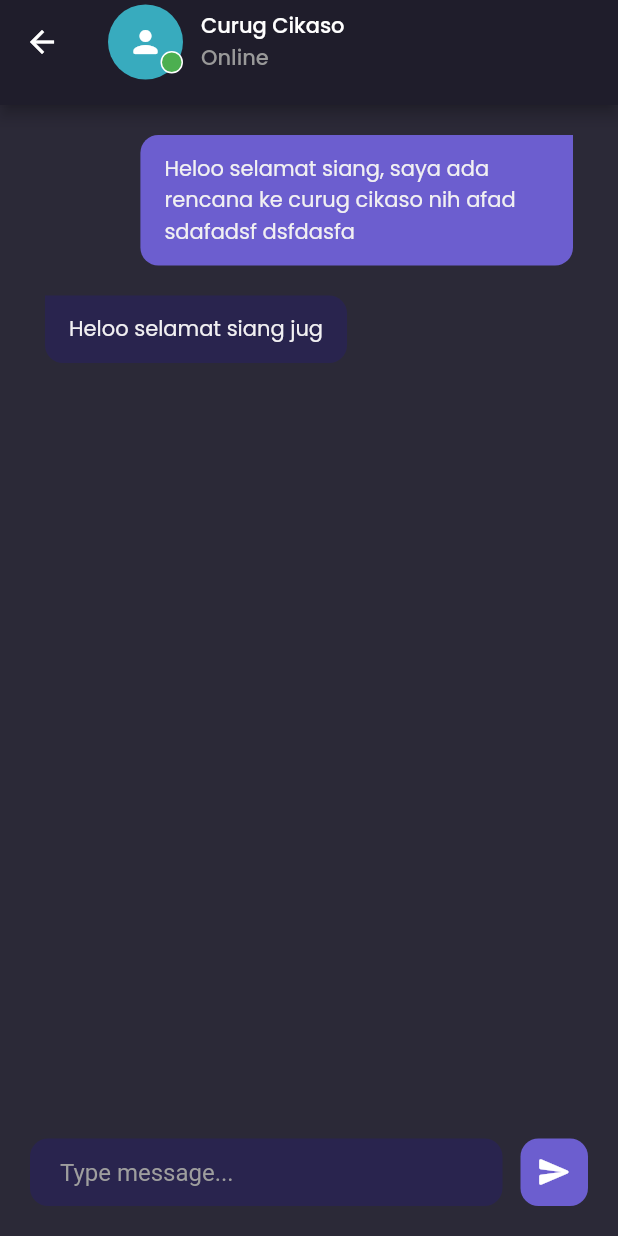
After one commit to irfanrev/sukahealing, a Flutter app: the DetailChatPage screen opened by its route, on a phone screen of 412 x 824 dp. The commit adds this screen. Run offline on Flutter 3.47's test engine with Material 2 defaults, Android fonts, the light colour scheme and no system bars; our stand-ins replace get, google_fonts, lottie.

Commit message:
detail chat dan card bubble

```diff
--- a/lib/main.dart
+++ b/lib/main.dart
@@ -2,6 +2,7 @@ import 'package:flutter/material.dart';
 import 'package:google_fonts/google_fonts.dart';
 import 'package:suka_healing/pages/auth/login_page.dart';
 import 'package:suka_healing/pages/auth/register_page.dart';
+import 'package:suka_healing/pages/chats/detail_chat_page.dart';
 import 'package:suka_healing/pages/chats/main_chat.dart';
 import 'package:suka_healing/pages/home/main_page.dart';
 import 'package:suka_healing/pages/splash_page.dart';
@@ -23,6 +24,7 @@ class MyApp extends StatelessWidget {
         '/register': (context) => const RegisterPage(),
         '/main': (context) => const MainPages(),
         '/chat-room': (context) => const MainChat(),
+        '/chat-detail': (context) => const DetailChatPage(),
       },
     );
   }
--- /dev/null
+++ b/lib/pages/chats/detail_chat_page.dart
@@ -0,0 +1,150 @@
+import 'package:flutter/material.dart';
+import 'package:suka_healing/theme.dart';
+import 'package:google_fonts/google_fonts.dart';
+import 'package:suka_healing/widgets/chat_bubble.dart';
+
+class DetailChatPage extends StatelessWidget {
+  const DetailChatPage({Key? key}) : super(key: key);
+
+  @override
+  Widget build(BuildContext context) {
+    header() {
+      return PreferredSize(
+          preferredSize: Size.fromHeight(70),
+          child: AppBar(
+            backgroundColor: bgColor,
+            title: Row(
+              children: [
+                SizedBox(
+                  width: 50,
+                  height: 50,
+                  child: Stack(
+                    children: [
+                      Container(
+                        width: 50,
+                        height: 50,
+                        decoration: BoxDecoration(
+                          shape: BoxShape.circle,
+                          color: primaryColor,
+                        ),
+                        child: const Icon(
+                          Icons.person_rounded,
+                          color: Colors.white,
+                        ),
+                      ),
+                      Positioned(
+                        bottom: 4,
+                        right: 0,
+                        child: Container(
+                          width: 15,
+                          height: 15,
+                          decoration: BoxDecoration(
+                            shape: BoxShape.circle,
+                            color: Colors.green,
+                            border: Border.all(
+                              color: Colors.white,
+                            ),
+                          ),
+                        ),
+                      ),
+                    ],
+                  ),
+                ),
+                const SizedBox(
+                  width: 12,
+                ),
+                Column(
+                  crossAxisAlignment: CrossAxisAlignment.start,
+                  children: [
+                    Text(
+                      'Curug Cikaso',
+                      style: GoogleFonts.poppins(
+                        fontSize: 14,
+                      ),
+                    ),
+                    Text(
+                      'Online',
+                      style: GoogleFonts.poppins(
+                        fontSize: 14,
+                        color: secondaryText,
+                      ),
+                    ),
+                  ],
+                ),
+              ],
+            ),
+          ));
+    }
+
+    Widget chatInput() {
+      return Container(
+        margin: const EdgeInsets.all(20),
+        child: Row(
+          children: [
+            Expanded(
+              child: Container(
+                height: 45,
+                padding: const EdgeInsets.symmetric(horizontal: 20),
+                decoration: BoxDecoration(
+                  borderRadius: BorderRadius.circular(12),
+                  color: bgColor3,
+                ),
+                child: Center(
+                  child: TextFormField(
+                    style: const TextStyle(
+                      color: Colors.white,
+                    ),
+                    decoration: const InputDecoration.collapsed(
+                      hintText: 'Type message...',
+                      fillColor: Colors.white,
+                      hintStyle: TextStyle(color: Colors.grey),
+                    ),
+                  ),
+                ),
+              ),
+            ),
+            const SizedBox(
+              width: 12,
+            ),
+            Container(
+              width: 45,
+              height: 45,
+              decoration: BoxDecoration(
+                borderRadius: BorderRadius.circular(12),
+                color: secondaryColor,
+              ),
+              child: const Icon(
+                Icons.send_rounded,
+                color: Colors.white,
+              ),
+            ),
+          ],
+        ),
+      );
+    }
+
+    Widget content() {
+      return ListView(
+        padding: const EdgeInsets.symmetric(horizontal: 30),
+        children: const [
+          ChatBubble(
+            text:
+                'Heloo selamat siang, saya ada rencana ke curug cikaso nih afad sdafadsf dsfdasfa',
+            isSender: true,
+          ),
+          ChatBubble(
+            text: 'Heloo selamat siang jug',
+            isSender: false,
+          ),
+        ],
+      );
+    }
+
+    return Scaffold(
+      backgroundColor: bgColor2,
+      appBar: header(),
+      body: content(),
+      bottomNavigationBar: chatInput(),
+    );
+  }
+}
--- a/lib/pages/home/home_page.dart
+++ b/lib/pages/home/home_page.dart
@@ -36,7 +36,9 @@ class HomePage extends StatelessWidget {
                 ],
               ),
             ),
-            Container(
+            GestureDetector(
+              onTap: () {},
+              child: Container(
                 width: 50,
                 height: 50,
                 decoration: BoxDecoration(
@@ -47,6 +49,7 @@ class HomePage extends StatelessWidget {
                   Icons.person,
                   size: 22,
                   color: Colors.white,
+                ),
               ),
             ),
           ],
--- a/lib/theme.dart
+++ b/lib/theme.dart
@@ -3,6 +3,7 @@ import 'package:google_fonts/google_fonts.dart';
 
 Color bgColor = const Color(0xff1F1D2B);
 Color bgColor2 = const Color(0xff2B2937);
+Color bgColor3 = Color.fromARGB(255, 41, 36, 78);
 Color alert = const Color(0xffED6363);
 
 Color primaryColor = const Color(0xff38ABBE);
--- /dev/null
+++ b/lib/widgets/chat_bubble.dart
@@ -0,0 +1,46 @@
+import 'package:flutter/material.dart';
+import 'package:suka_healing/theme.dart';
+import 'package:google_fonts/google_fonts.dart';
+
+class ChatBubble extends StatelessWidget {
+  final String text;
+  final bool isSender;
+
+  const ChatBubble({this.text = '', this.isSender = false});
+
+  @override
+  Widget build(BuildContext context) {
+    return Container(
+      width: double.infinity,
+      margin: const EdgeInsets.only(top: 20),
+      child: Row(
+        mainAxisAlignment:
+            isSender ? MainAxisAlignment.end : MainAxisAlignment.start,
+        children: [
+          Flexible(
+            child: Container(
+              constraints: BoxConstraints(
+                  maxWidth: MediaQuery.of(context).size.width * 0.7),
+              padding: const EdgeInsets.symmetric(horizontal: 16, vertical: 12),
+              decoration: BoxDecoration(
+                borderRadius: BorderRadius.only(
+                  topLeft: Radius.circular(isSender ? 12 : 0),
+                  bottomLeft: Radius.circular(12),
+                  bottomRight: Radius.circular(12),
+                  topRight: Radius.circular(isSender ? 0 : 12),
+                ),
+                color: isSender ? secondaryColor : bgColor3,
+              ),
+              child: Text(
+                text,
+                style: GoogleFonts.poppins(
+                  color: primaryText,
+                ),
+              ),
+            ),
+          )
+        ],
+      ),
+    );
+  }
+}
--- a/lib/widgets/chat_title.dart
+++ b/lib/widgets/chat_title.dart
@@ -7,7 +7,9 @@ class ChatTitle extends StatelessWidget {
 
   @override
   Widget build(BuildContext context) {
-    return Container(
+    return GestureDetector(
+      onTap: () => Navigator.pushNamed(context, '/chat-detail'),
+      child: Container(
         margin: const EdgeInsets.only(top: 25),
         child: Column(
           children: [
@@ -33,7 +35,7 @@ class ChatTitle extends StatelessWidget {
                     crossAxisAlignment: CrossAxisAlignment.start,
                     children: [
                       Text(
-                      'Pantai Karang Bolong',
+                        'Guide Curug Cikaso',
                         style: GoogleFonts.poppins(
                           fontSize: 15,
                           color: primaryText,
@@ -60,12 +62,16 @@ class ChatTitle extends StatelessWidget {
                 ),
               ],
             ),
+            const SizedBox(
+              height: 10,
+            ),
             Divider(
               thickness: 1,
               color: Colors.grey[600],
             ),
           ],
         ),
+      ),
     );
   }
 }
```
Lines whose indentation alone changed are shown as unchanged.
